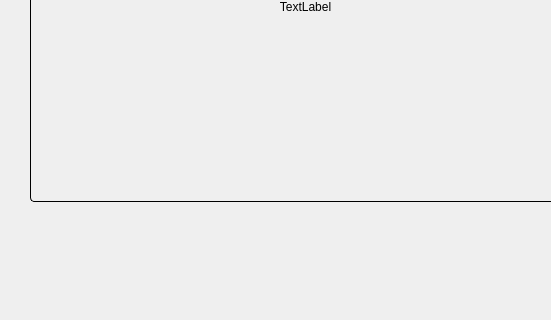
Above: sxw/gui/child_snapshot_detail/child_snapshot_detail.ui from Buct-king/ai-Project before the change; both pictures show x 0 to 551 and y 219 to 539 of the 984 by 539 pixel window. Below: the same form after it.
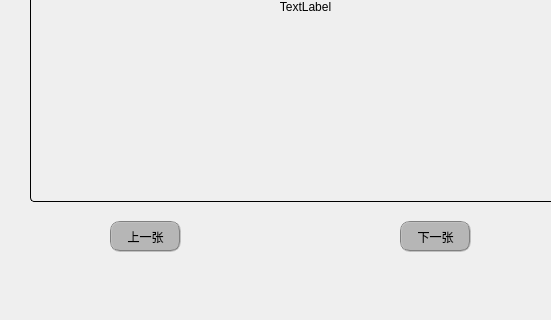
That is the form after the change.

The edit to the form file:
```diff
--- a/sxw/gui/child_snapshot_detail/child_snapshot_detail.ui
+++ b/sxw/gui/child_snapshot_detail/child_snapshot_detail.ui
@@ -260,6 +260,62 @@
      <string>2022-1-20</string>
     </property>
    </widget>
+   <widget class="QPushButton" name="lastPushButton">
+    <property name="geometry">
+     <rect>
+      <x>110</x>
+      <y>440</y>
+      <width>71</width>
+      <height>31</height>
+     </rect>
+    </property>
+    <property name="styleSheet">
+     <string notr="true">QPushButton{border-radius:10px;border: 2px groove gray;background-color: rgb(182, 182, 182);}
+
+QPushButton:hover
+{
+    background-color:rgb(193, 205, 205);
+}
+
+QPushButton:pressed
+{
+    background-color:rgb(131, 139, 139);
+    padding-left:3px;
+    padding-top:3px;
+}</string>
+    </property>
+    <property name="text">
+     <string>上一张</string>
+    </property>
+   </widget>
+   <widget class="QPushButton" name="nextPushButton">
+    <property name="geometry">
+     <rect>
+      <x>400</x>
+      <y>440</y>
+      <width>71</width>
+      <height>31</height>
+     </rect>
+    </property>
+    <property name="styleSheet">
+     <string notr="true">QPushButton{border-radius:10px;border: 2px groove gray;background-color: rgb(182, 182, 182);}
+
+QPushButton:hover
+{
+    background-color:rgb(193, 205, 205);
+}
+
+QPushButton:pressed
+{
+    background-color:rgb(131, 139, 139);
+    padding-left:3px;
+    padding-top:3px;
+}</string>
+    </property>
+    <property name="text">
+     <string>下一张</string>
+    </property>
+   </widget>
   </widget>
   <widget class="QMenuBar" name="menubar">
    <property name="geometry">
```
